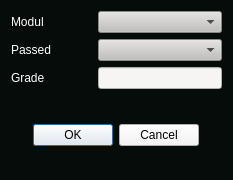
No1ichi/iu_dashboard, file GUI_Dashboard/widget_addgrade.ui: the form before one commit.
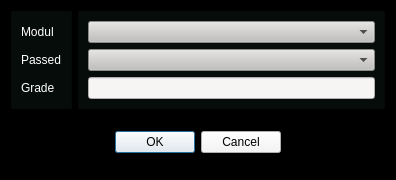
The form after the commit.

Patch:
```diff
--- a/GUI_Dashboard/widget_addgrade.ui
+++ b/GUI_Dashboard/widget_addgrade.ui
@@ -6,7 +6,7 @@
    <rect>
     <x>0</x>
     <y>0</y>
-    <width>233</width>
+    <width>396</width>
     <height>180</height>
    </rect>
   </property>
@@ -32,12 +32,24 @@
    <string>Add Grade</string>
   </property>
   <property name="styleSheet">
+   <string notr="true">background-color: rgb(0, 0, 0);</string>
+  </property>
+  <layout class="QVBoxLayout" name="verticalLayout_3">
+   <item>
+    <layout class="QHBoxLayout" name="horizontalLayout_2">
+     <item>
+      <widget class="QFrame" name="frame_2">
+       <property name="styleSheet">
    <string notr="true">background-color: rgb(6, 12, 10);</string>
   </property>
+       <property name="frameShape">
+        <enum>QFrame::StyledPanel</enum>
+       </property>
+       <property name="frameShadow">
+        <enum>QFrame::Raised</enum>
+       </property>
   <layout class="QVBoxLayout" name="verticalLayout">
    <item>
-    <layout class="QFormLayout" name="DataInput">
-     <item row="0" column="0">
       <widget class="QLabel" name="label_Modul">
        <property name="styleSheet">
         <string notr="true">font: 700 11pt &quot;Graduate&quot; ;
@@ -48,14 +60,7 @@
        </property>
       </widget>
      </item>
-     <item row="0" column="1">
-      <widget class="QComboBox" name="comboBox_Modul">
-       <property name="styleSheet">
-        <string notr="true">background-color: rgb(192, 191, 188);</string>
-       </property>
-      </widget>
-     </item>
-     <item row="1" column="0">
+        <item>
       <widget class="QLabel" name="label_Passed">
        <property name="styleSheet">
         <string notr="true">font: 700 11pt &quot;Graduate&quot; ;
@@ -66,7 +71,7 @@
        </property>
       </widget>
      </item>
-     <item row="2" column="0">
+        <item>
       <widget class="QLabel" name="label_Grade">
        <property name="styleSheet">
         <string notr="true">font: 700 11pt &quot;Graduate&quot; ;
@@ -77,31 +82,46 @@
        </property>
       </widget>
      </item>
-     <item row="2" column="1">
-      <widget class="QLineEdit" name="lineEdit_Grade">
-       <property name="styleSheet">
-        <string notr="true">background-color: rgb(246, 245, 244);</string>
-       </property>
+       </layout>
       </widget>
      </item>
-     <item row="3" column="0">
-      <spacer name="horizontalSpacer">
-       <property name="orientation">
-        <enum>Qt::Horizontal</enum>
+     <item>
+      <widget class="QFrame" name="frame">
+       <property name="styleSheet">
+        <string notr="true">background-color: rgb(6, 12, 10);</string>
        </property>
-       <property name="sizeHint" stdset="0">
-        <size>
-         <width>81</width>
-         <height>0</height>
-        </size>
+       <property name="frameShape">
+        <enum>QFrame::StyledPanel</enum>
        </property>
-      </spacer>
-     </item>
-     <item row="1" column="1">
+       <property name="frameShadow">
+        <enum>QFrame::Raised</enum>
+       </property>
+       <layout class="QVBoxLayout" name="verticalLayout_2">
+        <item>
+         <widget class="QComboBox" name="comboBox_Modul">
+          <property name="styleSheet">
+           <string notr="true">background-color: rgb(192, 191, 188);
+color: rgb(0, 0, 0);</string>
+          </property>
+         </widget>
+        </item>
+        <item>
       <widget class="QComboBox" name="comboBox_Passed">
        <property name="styleSheet">
-        <string notr="true">background-color: rgb(192, 191, 188);</string>
-       </property>
+           <string notr="true">background-color: rgb(192, 191, 188);
+color: rgb(0, 0, 0);</string>
+          </property>
+         </widget>
+        </item>
+        <item>
+         <widget class="QLineEdit" name="lineEdit_Grade">
+          <property name="styleSheet">
+           <string notr="true">background-color: rgb(246, 245, 244);
+color: rgb(0, 0, 0);</string>
+          </property>
+         </widget>
+        </item>
+       </layout>
       </widget>
      </item>
     </layout>
@@ -109,7 +129,8 @@
    <item alignment="Qt::AlignHCenter|Qt::AlignVCenter">
     <widget class="QDialogButtonBox" name="buttonBox">
      <property name="styleSheet">
-      <string notr="true">background-color: rgb(246, 245, 244);</string>
+      <string notr="true">background-color: rgb(246, 245, 244);
+color: rgb(0, 0, 0);</string>
      </property>
      <property name="standardButtons">
       <set>QDialogButtonBox::Cancel|QDialogButtonBox::Ok</set>
```
Lines whose indentation alone changed are shown as unchanged.
